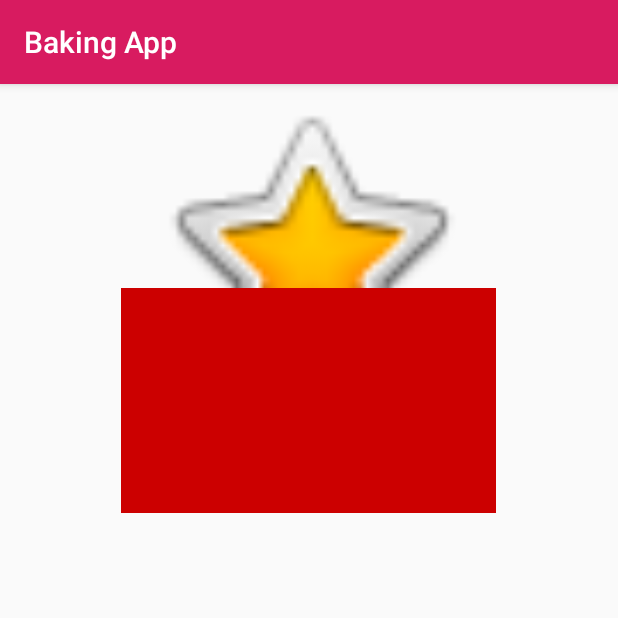
After one commit to Czeach/Baking-app, an Android app: the fragment IngredientListFragment placed in its activity, on a phone screen of 412 x 824 dp, the top half of it. The commit adds this screen. Run offline under Robolectric (Android 15) with nearby library versions, the light colour scheme and no system bars; our stand-ins replace data binding; 2 statements that could not run were skipped.

Commit message:
added the second fragment. Added onclick listener and navigation to the second fragment

```diff
--- a/app/build.gradle
+++ b/app/build.gradle
@@ -42,6 +42,8 @@ dependencies {
     implementation 'androidx.appcompat:appcompat:1.1.0'
     implementation 'androidx.core:core-ktx:1.2.0'
     implementation 'androidx.constraintlayout:constraintlayout:1.1.3'
+    implementation 'androidx.legacy:legacy-support-v4:1.0.0'
+    implementation 'androidx.lifecycle:lifecycle-viewmodel-ktx:2.2.0'
     testImplementation 'junit:junit:4.12'
     androidTestImplementation 'androidx.test.ext:junit:1.1.1'
     androidTestImplementation 'androidx.test.espresso:espresso-core:3.2.0'
@@ -74,4 +76,7 @@ dependencies {
 
     // Glide
     implementation "com.github.bumptech.glide:glide:4.9.0"
+
+    // Gson
+    implementation "com.squareup.retrofit2:converter-gson:2.6.0"
 }
--- a/app/src/main/java/com/example/android/bakingapp/bakingList/BakingListFragment.kt
+++ b/app/src/main/java/com/example/android/bakingapp/bakingList/BakingListFragment.kt
@@ -4,22 +4,23 @@ import android.os.Bundle
 import android.view.LayoutInflater
 import android.view.View
 import android.view.ViewGroup
-import androidx.databinding.DataBindingUtil
+import android.widget.Toast
 import androidx.fragment.app.Fragment
 import androidx.lifecycle.Observer
 import androidx.lifecycle.ViewModelProviders
+import androidx.navigation.fragment.findNavController
 import androidx.recyclerview.widget.LinearLayoutManager
-import com.example.android.bakingapp.R
+import com.example.android.bakingapp.BakingListAdapter
 import com.example.android.bakingapp.databinding.FragmentBakingListBinding
 import com.example.android.bakingapp.network.Recipe
-import kotlinx.android.synthetic.main.fragment_baking_list.*
-import java.util.ArrayList
 
 class BakingListFragment : Fragment() {
 
-//    private lateinit var viewModel: BakingListViewModel
+    private var recipeAdapter = BakingListAdapter(arrayListOf(), BakingListAdapter.OnClickListener {
+        viewModel.displayRecipeDetail(it)
+        Toast.makeText(activity, "Clicked", Toast.LENGTH_SHORT).show()
+    })
 
-    var recipeAdapter = BakingListAdapter(arrayListOf())
 
     private val viewModel: BakingListViewModel by lazy {
         ViewModelProviders.of(this).get(BakingListViewModel::class.java)
@@ -29,22 +30,34 @@ class BakingListFragment : Fragment() {
         savedInstanceState: Bundle?): View? {
 
         // Get a reference to the binding object and inflate the fragment views.
-        val binding: FragmentBakingListBinding = DataBindingUtil.inflate(
-            inflater, R.layout.fragment_baking_list, container, false
-        )
+//        val binding: FragmentBakingListBinding = DataBindingUtil.inflate(
+//            inflater, R.layout.fragment_baking_list, container, false
+//        )
+
+        val binding = FragmentBakingListBinding.inflate(inflater)
 
         binding.setLifecycleOwner(this)
+
+        binding.bakingListViewModel = viewModel
 
         binding.homeListRecycler.apply {
             layoutManager = LinearLayoutManager(activity)
             adapter = recipeAdapter
+
+            binding.executePendingBindings()
         }
 
         viewModel.recipe.observe(viewLifecycleOwner, Observer {
             recipeAdapter.updateList(it)
         })
 
+        viewModel.navigateToSelectedRecipe.observe(viewLifecycleOwner, Observer {
+            if (null != it) {
+                this.findNavController().navigate(BakingListFragmentDirections.actionBakingListFragmentToIngredientListFragment(it))
+                viewModel.displayRecipeDetailComplete()
+            }
+        })
+
         return binding.root
     }
-
 }
--- a/app/src/main/java/com/example/android/bakingapp/bakingList/BakingListViewModel.kt
+++ b/app/src/main/java/com/example/android/bakingapp/bakingList/BakingListViewModel.kt
@@ -1,9 +1,11 @@
 package com.example.android.bakingapp.bakingList
 
-import androidx.lifecycle.LiveData
-import androidx.lifecycle.MutableLiveData
-import androidx.lifecycle.ViewModel
+import android.app.Application
+import android.util.Log
+import android.widget.Toast
+import androidx.lifecycle.*
 import com.example.android.bakingapp.network.BakingApi
+import com.example.android.bakingapp.network.Ingredient
 import com.example.android.bakingapp.network.Recipe
 import kotlinx.coroutines.CoroutineScope
 import kotlinx.coroutines.Dispatchers
@@ -11,7 +13,7 @@ import kotlinx.coroutines.Job
 import kotlinx.coroutines.launch
 import java.lang.Exception
 
-class BakingListViewModel(): ViewModel() {
+class BakingListViewModel: ViewModel() {
 
     private val _response = MutableLiveData<String>()
 
@@ -38,8 +40,24 @@ class BakingListViewModel(): ViewModel() {
             try {
                 _recipe.value = recipeList
             } catch (e: Exception) {
-                _response.value = "Failure: ${e.message}"
+                _response.value = "Failure: " + e.message
+                Log.e("", "The error's from getBakingList")
             }
         }
     }
+
+    private val _navigateToSelectedRecipe = MutableLiveData<Recipe>()
+
+    val navigateToSelectedRecipe: LiveData<Recipe>
+        get() = _navigateToSelectedRecipe
+
+    // initiate navigation to the detail screen on item click
+    fun displayRecipeDetail(recipe: Recipe) {
+        _navigateToSelectedRecipe.value = recipe
+    }
+
+    // set _navigateToSelectedProperty to false once navigation is completed to prevent unwanted extra navigation
+    fun displayRecipeDetailComplete() {
+        _navigateToSelectedRecipe.value = null
+    }
 }
--- /dev/null
+++ b/app/src/main/java/com/example/android/bakingapp/ingredientList/IngredientListFragment.kt
@@ -0,0 +1,56 @@
+package com.example.android.bakingapp.ingredientList
+
+import androidx.lifecycle.ViewModelProviders
+import android.os.Bundle
+import androidx.fragment.app.Fragment
+import android.view.LayoutInflater
+import android.view.View
+import android.view.ViewGroup
+import android.widget.TextView
+import androidx.databinding.DataBindingUtil
+import com.example.android.bakingapp.R
+import com.example.android.bakingapp.databinding.FragmentIngredientListBinding
+
+class IngredientListFragment : Fragment() {
+
+//    var ingredientAdapter = IngredientAdapter(arrayListOf())
+
+    private val viewModel: IngredientListViewModel by lazy {
+        ViewModelProviders.of(this).get(IngredientListViewModel::class.java)
+    }
+
+    override fun onCreateView(inflater: LayoutInflater, container: ViewGroup?,
+        savedInstanceState: Bundle?): View? {
+
+//        val application = requireNotNull(activity).application
+//        val ingredient = IngredientListFragmentArgs.fromBundle(arguments!!).selectedRecipe
+//        val viewModelFactory = IngredientListViewModelFactory(ingredient, application)
+
+        // Get a reference to the binding object and inflate the fragment views.
+        val binding: FragmentIngredientListBinding = DataBindingUtil.inflate(
+            inflater, R.layout.fragment_ingredient_list, container, false
+        )
+//        val binding = FragmentIngredientListBinding.inflate(inflater)
+
+//        binding.ingredientListViewModel = ViewModelProviders.of(
+//            this, viewModelFactory).get(IngredientListViewModel::class.java)
+
+        binding.setLifecycleOwner(this)
+
+//        binding.ingredientListViewModel = viewModel
+
+//        binding.ingredientRecycler.apply {
+//            layoutManager = LinearLayoutManager(activity)
+//            adapter = ingredientAdapter
+//
+//            binding.executePendingBindings()
+//        }
+
+//        viewModel.selectedRecipe.observe(viewLifecycleOwner, Observer {
+//            ingredientAdapter.updateIngredientList(it)
+//        })
+
+
+        return binding.root
+    }
+}
--- a/app/src/main/res/layout/fragment_baking_list.xml
+++ b/app/src/main/res/layout/fragment_baking_list.xml
@@ -3,7 +3,8 @@
 <layout
     xmlns:android="http://schemas.android.com/apk/res/android"
     xmlns:app="http://schemas.android.com/apk/res-auto"
-    xmlns:tools="http://schemas.android.com/tools">
+    xmlns:tools="http://schemas.android.com/tools"
+    tools:context=".bakingList.BakingListFragment">
 
     <data>
         <variable
@@ -13,17 +14,28 @@
 
     <androidx.constraintlayout.widget.ConstraintLayout
         android:layout_width="match_parent"
-        android:layout_height="match_parent"
-        tools:context=".bakingList.BakingListFragment">
+        android:layout_height="match_parent">
 
         <androidx.recyclerview.widget.RecyclerView
             android:id="@+id/home_list_recycler"
             android:layout_width="match_parent"
             android:layout_height="0dp"
-            app:layout_constraintBottom_toBottomOf="parent"
+            app:layoutManager="androidx.recyclerview.widget.LinearLayoutManager"
             app:layout_constraintEnd_toEndOf="parent"
             app:layout_constraintStart_toStartOf="parent"
-            app:layoutManager="androidx.recyclerview.widget.LinearLayoutManager"/>
+            app:layout_constraintTop_toTopOf="parent" />
+
+<!--        <fragment-->
+<!--            android:id="@+id/nav_host_fragment"-->
+<!--            android:name="androidx.navigation.fragment.NavHostFragment"-->
+<!--            android:layout_width="0dp"-->
+<!--            android:layout_height="0dp"-->
+<!--            app:defaultNavHost="true"-->
+<!--            app:layout_constraintBottom_toBottomOf="parent"-->
+<!--            app:layout_constraintLeft_toLeftOf="parent"-->
+
+<!--            app:layout_constraintRight_toRightOf="parent"-->
+<!--            app:navGraph="@navigation/nav_graph" />-->
 
     </androidx.constraintlayout.widget.ConstraintLayout>
 
--- /dev/null
+++ b/app/src/main/res/layout/fragment_ingredient_list.xml
@@ -0,0 +1,61 @@
+<?xml version="1.0" encoding="utf-8"?>
+<layout
+    xmlns:android="http://schemas.android.com/apk/res/android"
+    xmlns:app="http://schemas.android.com/apk/res-auto"
+    xmlns:tools="http://schemas.android.com/tools"
+    tools:context=".ingredientList.IngredientListFragment">
+
+    <data>
+        <variable
+            name="ingredientListViewModel"
+            type="com.example.android.bakingapp.ingredientList.IngredientListViewModel" />
+    </data>
+
+    <androidx.constraintlayout.widget.ConstraintLayout
+        android:layout_width="match_parent"
+        android:layout_height="match_parent">
+
+        <ImageView
+            android:id="@+id/imageView"
+            android:layout_width="0dp"
+            android:layout_height="220dp"
+            android:src="@android:drawable/btn_star_big_on"
+            app:layout_constraintEnd_toEndOf="parent"
+            app:layout_constraintStart_toStartOf="parent"
+            app:layout_constraintTop_toTopOf="parent" />
+
+        <FrameLayout
+            android:id="@+id/frameLayout"
+            android:layout_width="250dp"
+            android:layout_height="150dp"
+            android:layout_marginTop="136dp"
+            android:background="@android:color/holo_red_dark"
+            app:layout_constraintEnd_toEndOf="parent"
+            app:layout_constraintHorizontal_bias="0.496"
+            app:layout_constraintStart_toStartOf="parent"
+            app:layout_constraintTop_toTopOf="@+id/imageView">
+
+            <TextView
+                android:id="@+id/desert_name_view"
+                android:layout_width="match_parent"
+                android:layout_height="wrap_content"
+                android:text=""
+                android:textSize="18sp"
+                app:layout_constraintEnd_toEndOf="parent"
+                app:layout_constraintStart_toStartOf="parent"
+                app:layout_constraintTop_toTopOf="parent" />
+        </FrameLayout>
+
+        <!--        <androidx.recyclerview.widget.RecyclerView-->
+<!--            android:id="@+id/short_procedure_recycler"-->
+<!--            android:layout_width="match_parent"-->
+<!--            android:layout_height="match_parent"-->
+<!--            android:layout_marginTop="16dp"-->
+<!--            app:layout_constraintEnd_toEndOf="parent"-->
+<!--            app:layout_constraintStart_toStartOf="parent"-->
+<!--            app:layout_constraintTop_toBottomOf="@+id/frameLayout" />-->
+
+
+    </androidx.constraintlayout.widget.ConstraintLayout>
+
+</layout>
--- a/app/src/main/res/layout/home_list.xml
+++ b/app/src/main/res/layout/home_list.xml
@@ -8,7 +8,7 @@
     <data>
         <variable
             name="viewModel"
-            type="com.example.android.bakingapp.bakingList.BakingListViewModel" />
+            type="com.example.android.bakingapp.network.Recipe" />
     </data>
 
     <androidx.constraintlayout.widget.ConstraintLayout
--- a/app/src/main/res/navigation/nav_graph.xml
+++ b/app/src/main/res/navigation/nav_graph.xml
@@ -9,5 +9,19 @@
         android:id="@+id/bakingListFragment"
         android:name="com.example.android.bakingapp.bakingList.BakingListFragment"
         android:label="BakingListFragment"
-        tools:layout="@layout/fragment_baking_list"/>
+        tools:layout="@layout/fragment_baking_list">
+        <action
+            android:id="@+id/action_bakingListFragment_to_ingredientListFragment"
+            app:destination="@id/ingredientListFragment" />
+    </fragment>
+    <fragment
+        android:id="@+id/ingredientListFragment"
+        android:name="com.example.android.bakingapp.ingredientList.IngredientListFragment"
+        android:label="fragment_ingredient_list"
+        tools:layout="@layout/fragment_ingredient_list" >
+        <argument
+            android:name="recipe"
+            app:argType="com.example.android.bakingapp.network.Recipe"
+            />
+    </fragment>
 </navigation>
--- a/app/src/main/res/values/colors.xml
+++ b/app/src/main/res/values/colors.xml
@@ -1,6 +1,6 @@
 <?xml version="1.0" encoding="utf-8"?>
 <resources>
-    <color name="colorPrimary">#FAFAFA</color>
+    <color name="colorPrimary">#D81B60</color>
     <color name="colorPrimaryDark">#E0E0E0</color>
     <color name="colorAccent">#D81B60</color>
 </resources>
--- a/app/src/main/res/values/styles.xml
+++ b/app/src/main/res/values/styles.xml
@@ -1,7 +1,7 @@
 <resources>
 
     <!-- Base application theme. -->
-    <style name="AppTheme" parent="Theme.AppCompat.Light.NoActionBar">
+    <style name="AppTheme" parent="Theme.AppCompat.Light.DarkActionBar">
         <!-- Customize your theme here. -->
         <item name="colorPrimary">@color/colorPrimary</item>
         <item name="colorPrimaryDark">@color/colorPrimaryDark</item>
```
Also changed, not shown: app/src/main/java/com/example/android/bakingapp/BakingListAdapter.kt (added, +136 -0 lines), app/src/main/java/com/example/android/bakingapp/bakingList/BakingListAdapter.kt (deleted, +0 -54 lines), app/src/main/java/com/example/android/bakingapp/ingredientList/IngredientListViewModel.kt (added, +48 -0 lines), app/src/main/java/com/example/android/bakingapp/network/BakingApiService.kt (+5 -9 lines), app/src/main/java/com/example/android/bakingapp/network/Recipe.kt (+11 -5 lines), app/src/main/res/layout/ingredient_list.xml (added, +42 -0 lines).
